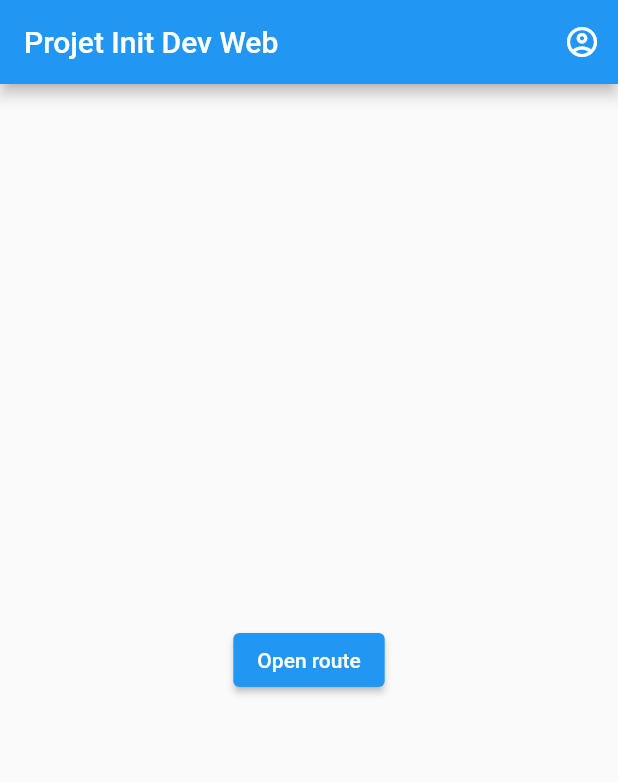
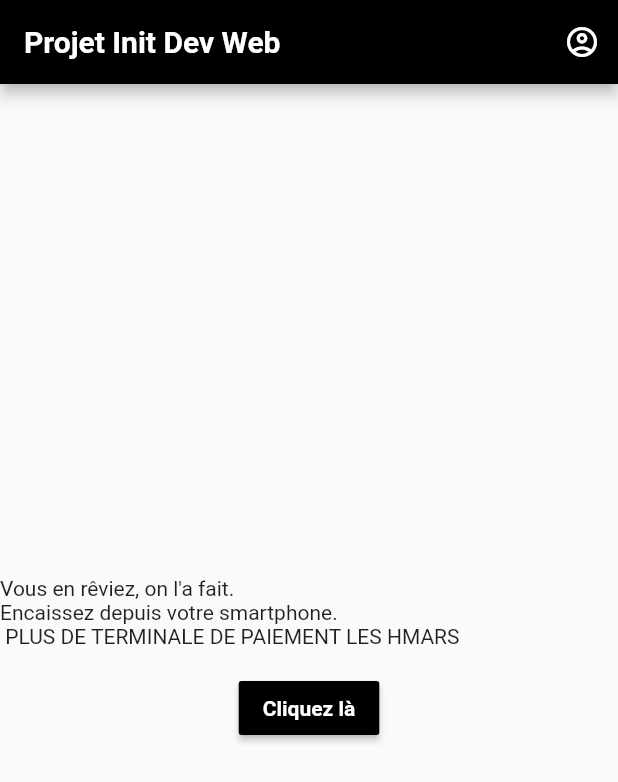
Before and after one commit to Ibrahim-Saleh-B/ProjetInitDevWeb, a Flutter app: the screen it shows after launch, on a phone screen of 412 x 824 dp. Shown: the top 782 px of the screen. Run offline on Flutter 3.47's test engine with Material 2 defaults, Android fonts, the phone set to English and light mode, and no system bars.

Commit message:
feat(Design)

```diff
--- a/ProjetTest/lib/main.dart
+++ b/ProjetTest/lib/main.dart
@@ -14,7 +14,15 @@ class FirstRoute extends StatelessWidget {
   Widget build(BuildContext context) {
     return Scaffold(
       appBar: AppBar(
-        title: Text('Projet Init Dev Web'),
+      title:Text('Projet Init Dev Web',
+                  style: TextStyle
+                    (
+                      color: Colors.white,
+                      fontWeight: FontWeight.bold,
+                    ),
+                  ),
+      backgroundColor: Colors.black,
+      automaticallyImplyLeading: false,
       actions: <Widget>[
           IconButton(
             icon: Icon(
@@ -29,9 +37,33 @@ class FirstRoute extends StatelessWidget {
           ),
         ],
       ),
-      body: Center(
-        child: ElevatedButton(
-          child: Text('Open route'),
+      body:
+      Column(
+        mainAxisAlignment: MainAxisAlignment.center,
+        children: [
+          Container(
+            child: Row(
+            crossAxisAlignment: CrossAxisAlignment.start,
+            children: [
+                Text('Vous en rêviez, on l\'a fait.\nEncaissez depuis votre smartphone.\n PLUS DE TERMINALE DE PAIEMENT LES HMARS\n'),
+              ]
+            )
+          ),
+
+          Container(
+            child: Row(
+              mainAxisAlignment: MainAxisAlignment.center,
+              children : [
+                Center(
+                  child: RaisedButton(
+                    child: Text('Cliquez là',
+                        style: TextStyle
+                        (
+                          color: Colors.white,
+                          fontWeight: FontWeight.bold,
+                        ),
+                    ),
+                    color : Colors.black,
                     onPressed: () {
                       Navigator.push(
                       context,
@@ -40,6 +72,11 @@ class FirstRoute extends StatelessWidget {
                     },
                   ),
                 ),
+              ],
+            ),
+          ),
+        ],
+      )
     );
   }
 }
```
Also changed, not shown: ProjetTest/lib/PaiementAccepte.dart (+17 -4 lines), ProjetTest/lib/imageSC.dart (+8 -1 lines), ProjetTest/lib/profile.dart (+8 -1 lines), ProjetTest/lib/secondroute.dart (+17 -3 lines). Lines whose indentation alone changed are shown as unchanged.
